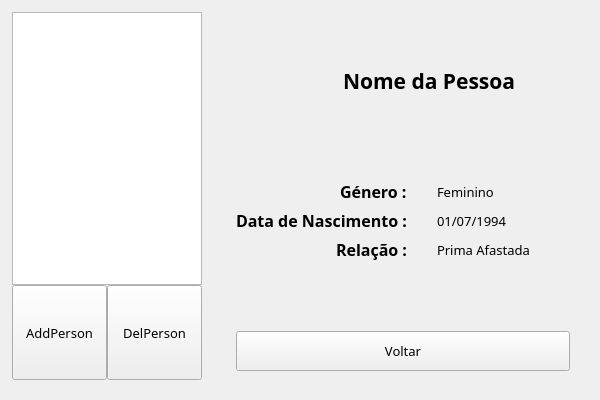
Qt form managepeople.ui (LACF-MIEEC/ES-PicViewer) before a commit.
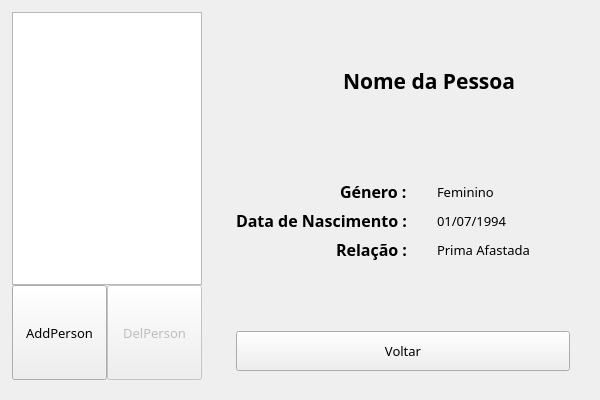
The same form after that commit. Icons and pictures are not drawn.

Commit message:
Janelas Fase 1
Tinha dois ficheiros por gravar xD

Diff of the .ui file:
```diff
--- a/managepeople.ui
+++ b/managepeople.ui
@@ -125,6 +125,9 @@
           </item>
           <item>
            <widget class="QToolButton" name="DelPerson">
+            <property name="enabled">
+             <bool>false</bool>
+            </property>
             <property name="sizePolicy">
              <sizepolicy hsizetype="Fixed" vsizetype="Fixed">
               <horstretch>0</horstretch>
```
The commit also changes 1 other file.
